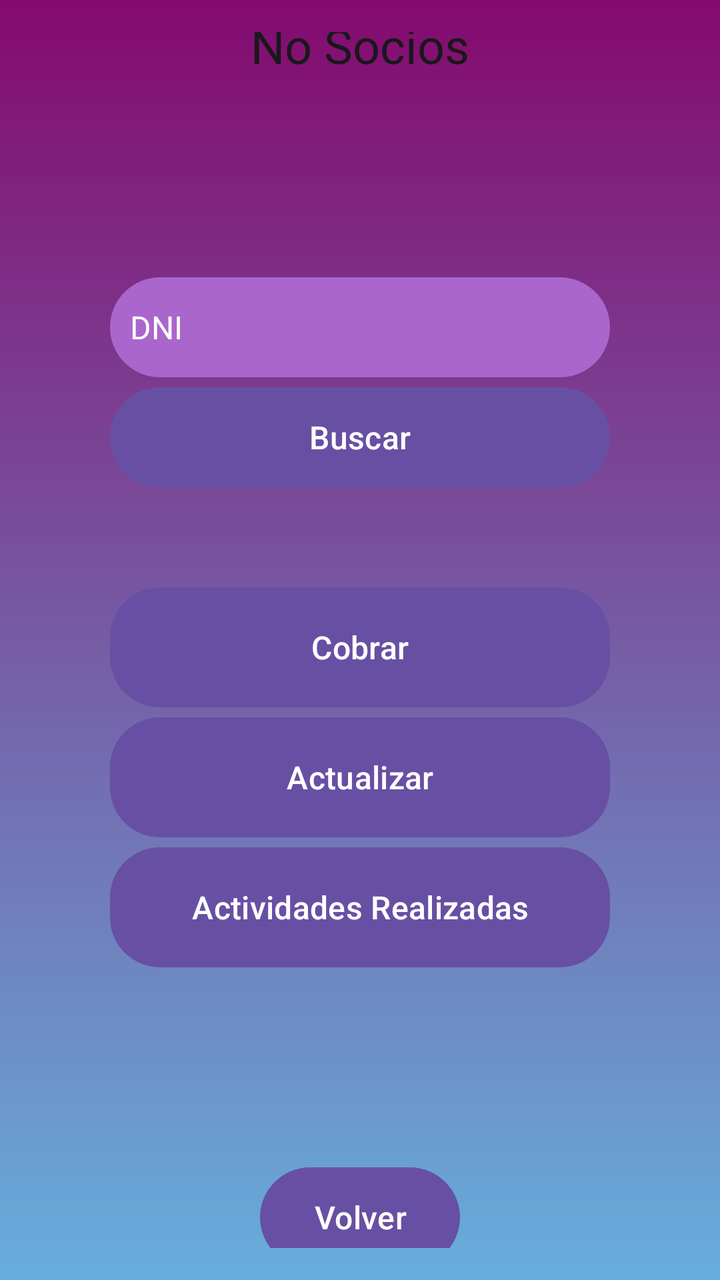
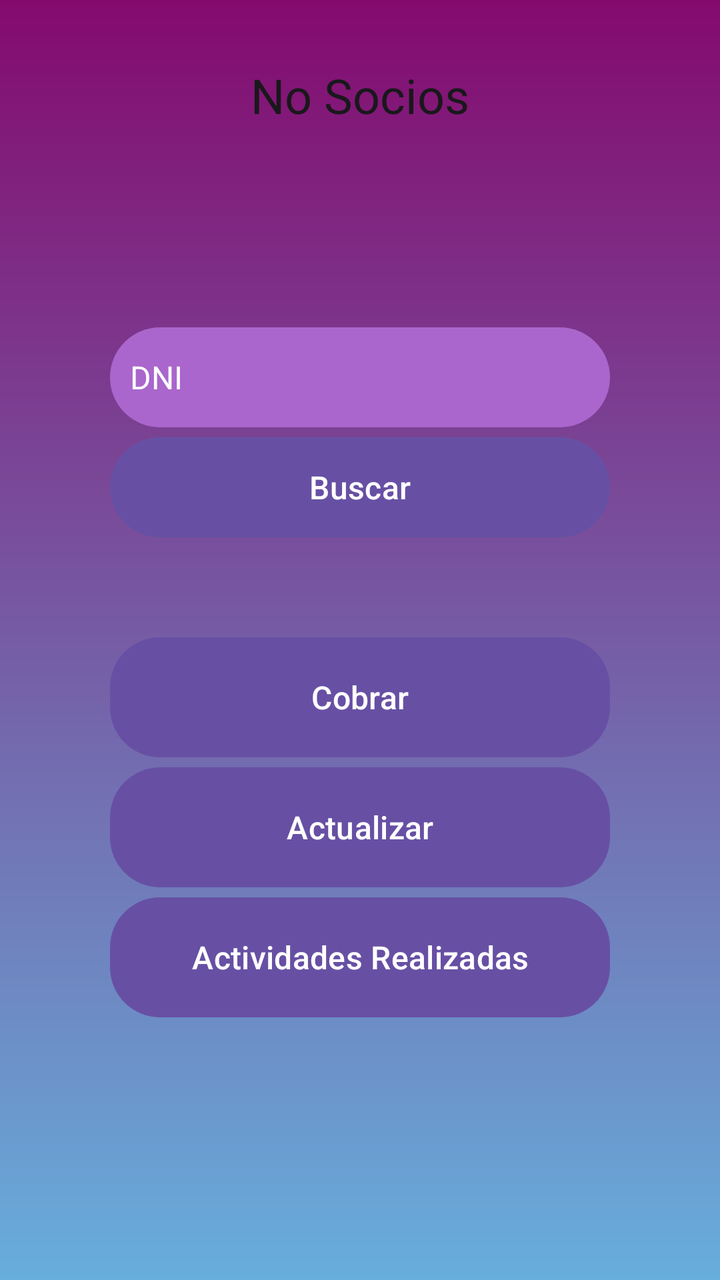

An Android layout rendered at two revisions. The XML below is the earlier revision; the diff shows what the commit changed to produce the second picture.
<!-- AndroidManifest.xml: application theme Theme.ClubDeportivo -->
<!-- res/layout/activity_no_socios_menu.xml -->
<?xml version="1.0" encoding="utf-8"?>
<LinearLayout xmlns:android="http://schemas.android.com/apk/res/android"
    android:layout_width="match_parent"
    android:layout_height="match_parent"
    android:orientation="vertical"
    android:background="@drawable/gradient_background"
    android:gravity="center"
    android:padding="16dp">

    <TextView
        android:layout_width="wrap_content"
        android:layout_height="wrap_content"
        android:textColor="#19181B"
        android:layout_marginBottom="100dp"
        android:text="No Socios" android:textSize="24sp" />

    <EditText
        android:id="@+id/textDNI"
        android:layout_width="250dp"
        android:layout_height="50dp"
        android:hint="DNI"
        android:textSize="16sp"
        android:padding="10dp"
        android:layout_marginBottom="5dp"
        android:backgroundTint="@android:color/holo_purple"
        android:textColorHint="#FFFFFF"
        android:background="@drawable/button_background"/>

    <Button
        android:id="@+id/btnBuscar"
        android:layout_width="250dp"
        android:layout_height="50dp"
        android:text="Buscar"
        android:textSize="16sp"
        android:textColor="#FFFFFF"
        android:layout_marginBottom="50dp"
        android:backgroundTint="@android:color/holo_purple"
        android:background="@drawable/button_background"/>

    <Button
        android:id="@+id/btnCobrar"
        android:layout_width="250dp"
        android:layout_height="60dp"
        android:text="Cobrar"
        android:textSize="16sp"
        android:layout_marginBottom="5dp"
        android:textColor="#FFFFFF"
        android:backgroundTint="@android:color/holo_purple"
        android:background="@drawable/button_background"/>

    <Button
        android:id="@+id/btnActualizar"
        android:layout_width="250dp"
        android:layout_height="60dp"
        android:text="Actualizar"
        android:textSize="16sp"
        android:textColor="#FFFFFF"
        android:layout_marginBottom="5dp"
        android:backgroundTint="@android:color/holo_purple"
        android:background="@drawable/button_background"/>

    <Button
        android:id="@+id/btnActividades"
        android:layout_width="250dp"
        android:layout_height="60dp"
        android:text="Actividades Realizadas"
        android:textSize="16sp"
        android:textColor="#FFFFFF"
        android:layout_marginBottom="100dp"
        android:backgroundTint="@android:color/holo_purple"
        android:background="@drawable/button_background"/>

    <Button
        android:id="@+id/btnVolver"
        android:layout_width="100dp"
        android:layout_height="50dp"
        android:text="Volver"
        android:textSize="16sp"
        android:textColor="#FFFFFF"
        android:backgroundTint="@android:color/holo_purple"
        android:background="@drawable/button_background"/>
</LinearLayout>
<!-- resources referenced by this layout -->
<resources>
  <!-- drawable button_background (drawable) -->
  <?xml version="1.0" encoding="utf-8"?>
  <selector xmlns:android="http://schemas.android.com/apk/res/android">
      <item>
          <shape>
              <solid android:color="#840A6E" />
              <corners android:radius="25dp" />
              <padding android:left="10dp" android:right="10dp" android:top="5dp" android:bottom="5dp" />
          </shape>
      </item>
  </selector>
  <!-- drawable gradient_background (drawable) -->
  <?xml version="1.0" encoding="utf-8"?>
  <layer-list xmlns:android="http://schemas.android.com/apk/res/android">
      <item>
          
          <shape>
              <gradient
                  android:angle="90"
                  android:startColor="#67AEDC"
                  android:centerColor="#765CA5"
                  android:endColor="#840A6E"
                  android:type="linear" />
          </shape>
      </item>
  </layer-list>
  <style name="Theme.ClubDeportivo" parent="Base.Theme.ClubDeportivo" />
  <style name="Base.Theme.ClubDeportivo" parent="Theme.Material3.DayNight.NoActionBar">
          
          
      </style>
</resources>

<!-- the commit's change to res/layout/activity_no_socios_menu.xml (unified diff, before → after) -->
@@ -70,13 +70,4 @@
         android:backgroundTint="@android:color/holo_purple"
         android:background="@drawable/button_background"/>
 
-    <Button
-        android:id="@+id/btnVolver"
-        android:layout_width="100dp"
-        android:layout_height="50dp"
-        android:text="Volver"
-        android:textSize="16sp"
-        android:textColor="#FFFFFF"
-        android:backgroundTint="@android:color/holo_purple"
-        android:background="@drawable/button_background"/>
 </LinearLayout>
